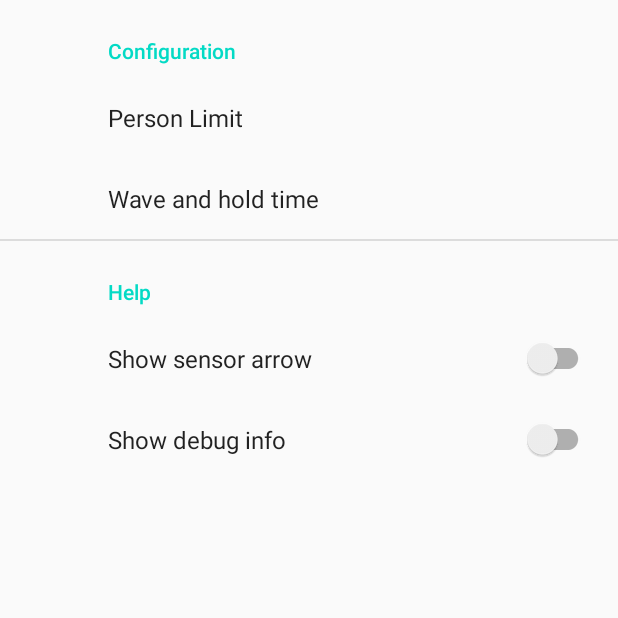
After one commit to SafeSCADA/TouchlessRoomManager, an Android app: the SettingsActivity screen opened directly, with no data from a screen before it, on a phone screen of 412 x 824 dp, the top half of it. The commit adds this screen. Run offline under Robolectric (Android 15) with nearby library versions, the phone set to English and light mode, and no system bars; our stand-ins replace androidx.preference.

Commit message:
Added settings page
(need to link settings)

```diff
--- a/app/build.gradle
+++ b/app/build.gradle
@@ -28,6 +28,7 @@ dependencies {
 
     implementation 'androidx.appcompat:appcompat:1.1.0'
     implementation 'androidx.constraintlayout:constraintlayout:1.1.3'
+    implementation 'androidx.preference:preference:1.1.0-rc01'
     testImplementation 'junit:junit:4.12'
     androidTestImplementation 'androidx.test.ext:junit:1.1.1'
     androidTestImplementation 'androidx.test.espresso:espresso-core:3.2.0'
--- a/app/src/main/AndroidManifest.xml
+++ b/app/src/main/AndroidManifest.xml
@@ -9,7 +9,10 @@
         android:roundIcon="@mipmap/ic_launcher_round"
         android:supportsRtl="true"
         android:theme="@style/AppTheme">
-        <activity android:name="com.safescada.touchlessroommanager.MainActivity">
+        <activity
+            android:name=".SettingsActivity"
+            android:label="@string/title_activity_settings"></activity>
+        <activity android:name=".MainActivity">
             <intent-filter>
                 <action android:name="android.intent.action.MAIN" />
 
--- a/app/src/main/java/com/safescada/touchlessroommanager/MainActivity.java
+++ b/app/src/main/java/com/safescada/touchlessroommanager/MainActivity.java
@@ -4,6 +4,7 @@ import androidx.appcompat.app.AppCompatActivity;
 import androidx.constraintlayout.widget.ConstraintLayout;
 
 import android.content.Context;
+import android.content.Intent;
 import android.graphics.Color;
 import android.hardware.Sensor;
 import android.hardware.SensorEvent;
@@ -196,4 +197,10 @@ public class MainActivity extends AppCompatActivity implements SensorEventListen
 
     }
 
+    public void textStat2_onClick(View view) {
+        Intent intent=new Intent(this, SettingsActivity.class);
+        startActivity(intent);
+    }
+
+
 }
--- /dev/null
+++ b/app/src/main/java/com/safescada/touchlessroommanager/SettingsActivity.java
@@ -0,0 +1,31 @@
+package com.safescada.touchlessroommanager;
+
+import android.os.Bundle;
+
+import androidx.appcompat.app.ActionBar;
+import androidx.appcompat.app.AppCompatActivity;
+import androidx.preference.PreferenceFragmentCompat;
+
+public class SettingsActivity extends AppCompatActivity {
+
+    @Override
+    protected void onCreate(Bundle savedInstanceState) {
+        super.onCreate(savedInstanceState);
+        setContentView(R.layout.settings_activity);
+        getSupportFragmentManager()
+                .beginTransaction()
+                .replace(R.id.settings, new SettingsFragment())
+                .commit();
+        ActionBar actionBar = getSupportActionBar();
+        if (actionBar != null) {
+            actionBar.setDisplayHomeAsUpEnabled(true);
+        }
+    }
+
+    public static class SettingsFragment extends PreferenceFragmentCompat {
+        @Override
+        public void onCreatePreferences(Bundle savedInstanceState, String rootKey) {
+            setPreferencesFromResource(R.xml.root_preferences, rootKey);
+        }
+    }
+}
--- a/app/src/main/res/layout-land/activity_main.xml
+++ b/app/src/main/res/layout-land/activity_main.xml
@@ -12,15 +12,14 @@
         android:id="@+id/imageView2"
         android:layout_width="100dp"
         android:layout_height="100dp"
+        android:tint="#000000"
         app:layout_constraintBottom_toBottomOf="parent"
         app:layout_constraintHorizontal_bias="0.0"
         app:layout_constraintLeft_toLeftOf="parent"
         app:layout_constraintRight_toRightOf="parent"
         app:layout_constraintTop_toTopOf="parent"
         app:layout_constraintVertical_bias="0.697"
-        app:srcCompat="@drawable/abc_vector_test"
-        android:tint="#000000"
-        />
+        app:srcCompat="@drawable/abc_vector_test" />
 
     <TextView
         android:id="@+id/textStat2"
@@ -29,6 +28,7 @@
         android:textColor="#000000"
         android:textSize="30sp"
         android:textStyle="bold"
+        android:onClick="textStat2_onClick"
         app:layout_constraintBottom_toBottomOf="parent"
         app:layout_constraintHorizontal_bias="0.501"
         app:layout_constraintLeft_toLeftOf="parent"
--- a/app/src/main/res/layout/activity_main.xml
+++ b/app/src/main/res/layout/activity_main.xml
@@ -15,6 +15,7 @@
         android:textColor="#000000"
         android:textSize="30sp"
         android:textStyle="bold"
+        android:onClick="textStat2_onClick"
         app:layout_constraintBottom_toBottomOf="parent"
         app:layout_constraintHorizontal_bias="0.501"
         app:layout_constraintLeft_toLeftOf="parent"
@@ -85,14 +86,13 @@
         android:layout_width="100dp"
         android:layout_height="100dp"
         android:rotation="90"
+        android:tint="#000000"
         app:layout_constraintBottom_toBottomOf="parent"
         app:layout_constraintHorizontal_bias="0.282"
         app:layout_constraintLeft_toLeftOf="parent"
         app:layout_constraintRight_toRightOf="parent"
         app:layout_constraintTop_toTopOf="parent"
         app:layout_constraintVertical_bias="0.001"
-        app:srcCompat="@drawable/abc_vector_test"
-        android:tint="#000000"
-        />
+        app:srcCompat="@drawable/abc_vector_test" />
 
 </androidx.constraintlayout.widget.ConstraintLayout>
--- /dev/null
+++ b/app/src/main/res/layout/settings_activity.xml
@@ -0,0 +1,9 @@
+<LinearLayout xmlns:android="http://schemas.android.com/apk/res/android"
+    android:layout_width="match_parent"
+    android:layout_height="match_parent">
+
+    <FrameLayout
+        android:id="@+id/settings"
+        android:layout_width="match_parent"
+        android:layout_height="match_parent" />
+</LinearLayout>
--- /dev/null
+++ b/app/src/main/res/values/arrays.xml
@@ -0,0 +1,34 @@
+<resources>
+    <!-- Wave hold Preference -->
+    <string-array name="wavehold_entries">
+        <item>0.5 seconds</item>
+        <item>1 second</item>
+        <item>1.5 seconds</item>
+        <item>2 seconds</item>
+    </string-array>
+
+    <string-array name="wavehold_values">
+        <item>500</item>
+        <item>1000</item>
+        <item>1500</item>
+        <item>2000</item>
+    </string-array>
+
+    <string-array name="personlimit_entries">
+        <item>1 person</item>
+        <item>2 persons</item>
+        <item>3 persons</item>
+        <item>4 persons</item>
+        <item>5 persons</item>
+        <item>6 persons</item>
+    </string-array>
+
+    <string-array name="personlimit_values">
+        <item>1</item>
+        <item>2</item>
+        <item>3</item>
+        <item>4</item>
+        <item>5</item>
+        <item>6</item>
+    </string-array>
+</resources>
--- a/app/src/main/res/values/strings.xml
+++ b/app/src/main/res/values/strings.xml
@@ -1,3 +1,17 @@
 <resources>
     <string name="app_name">Touchless Room Manager</string>
+    <string name="title_activity_settings">Settings</string>
+
+    <!-- Preference Titles -->
+    <string name="config_header">Configuration</string>
+    <string name="help_header">Help</string>
+
+    <!-- Messages Preferences -->
+    <string name="person_limit_title">Person Limit</string>
+    <string name="wavehold_title">Wave and hold time</string>
+
+    <!-- Sync Preferences -->
+    <string name="show_sensor_arrow_title">Show sensor arrow</string>
+    <string name="show_debug_info_title">Show debug info</string>
+
 </resources>
--- /dev/null
+++ b/app/src/main/res/xml/root_preferences.xml
@@ -0,0 +1,33 @@
+<PreferenceScreen xmlns:android="http://schemas.android.com/apk/res/android"
+    xmlns:app="http://schemas.android.com/apk/res-auto">
+
+    <PreferenceCategory app:title="@string/config_header">
+
+        <ListPreference
+            app:entries="@array/personlimit_entries"
+            app:entryValues="@array/personlimit_values"
+            app:key="personLimit"
+            app:title="@string/person_limit_title"/>
+
+        <ListPreference
+            app:entries="@array/wavehold_entries"
+            app:entryValues="@array/wavehold_values"
+            app:key="waveholdLimit"
+            app:title="@string/wavehold_title" />
+
+    </PreferenceCategory>
+
+    <PreferenceCategory app:title="@string/help_header">
+
+        <SwitchPreferenceCompat
+            app:key="showSensorArrow"
+            app:title="@string/show_sensor_arrow_title"
+            />
+
+        <SwitchPreferenceCompat
+            app:key="showDebugInfo"
+            app:title="@string/show_debug_info_title" />
+
+    </PreferenceCategory>
+
+</PreferenceScreen>
```
Also changed, not shown: 236 other files.
